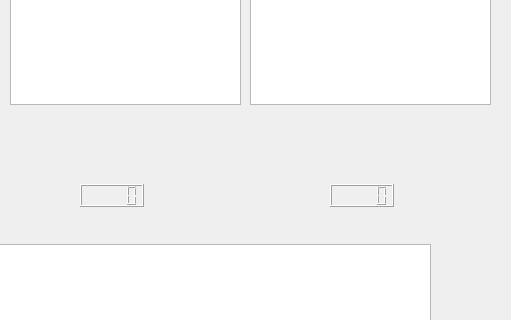
Above: ui/match_dialog.ui from tapir442/py-match-fit before the change; both pictures show x 90 to 601 and y 286 to 606 of the 1116 by 989 pixel window. Below: the same form after it.
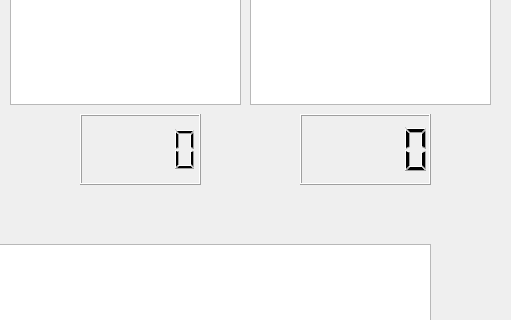
That is the form after the change.

Commit message: huge LCD

What changed in the file:
```diff
--- a/ui/match_dialog.ui
+++ b/ui/match_dialog.ui
@@ -53,19 +53,19 @@
    <property name="geometry">
     <rect>
      <x>170</x>
-     <y>470</y>
-     <width>64</width>
-     <height>23</height>
+     <y>400</y>
+     <width>121</width>
+     <height>71</height>
     </rect>
    </property>
   </widget>
   <widget class="QLCDNumber" name="visiting_score">
    <property name="geometry">
     <rect>
-     <x>420</x>
-     <y>470</y>
-     <width>64</width>
-     <height>23</height>
+     <x>390</x>
+     <y>400</y>
+     <width>131</width>
+     <height>71</height>
     </rect>
    </property>
   </widget>
```
The commit also changes 1 other file.
